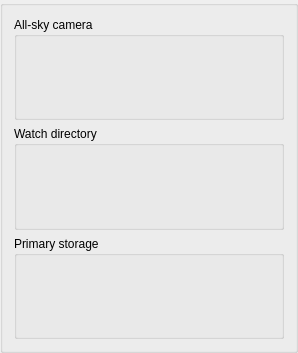
The window that widgets/qcamera.ui (AMOS-uniba/amos-client) describes before a commit, drawn with Qt 5.
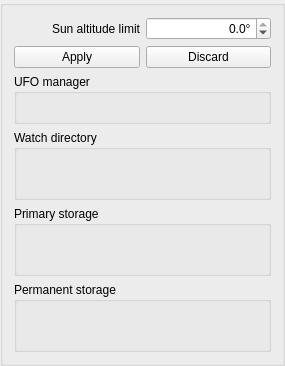
The same window after the commit. Custom widgets are drawn as their Qt base class.

Commit message: Breaking up QStation to QCamera

```diff
--- a/widgets/qcamera.ui
+++ b/widgets/qcamera.ui
@@ -6,15 +6,83 @@
    <rect>
     <x>0</x>
     <y>0</y>
-    <width>298</width>
-    <height>353</height>
+    <width>285</width>
+    <height>355</height>
    </rect>
   </property>
   <property name="windowTitle">
    <string>GroupBox</string>
   </property>
-  <layout class="QVBoxLayout" name="verticalLayout">
-   <item>
+  <layout class="QGridLayout" name="gridLayout">
+   <item row="0" column="0">
+    <widget class="QLabel" name="lx_darkness_limit">
+     <property name="text">
+      <string>Sun altitude limit</string>
+     </property>
+     <property name="alignment">
+      <set>Qt::AlignRight|Qt::AlignTrailing|Qt::AlignVCenter</set>
+     </property>
+    </widget>
+   </item>
+   <item row="0" column="1">
+    <widget class="QDoubleSpinBox" name="dsb_darkness_limit">
+     <property name="toolTip">
+      <string>darkness limit for observation</string>
+     </property>
+     <property name="alignment">
+      <set>Qt::AlignRight|Qt::AlignTrailing|Qt::AlignVCenter</set>
+     </property>
+     <property name="showGroupSeparator" stdset="0">
+      <bool>true</bool>
+     </property>
+     <property name="suffix">
+      <string>°</string>
+     </property>
+     <property name="decimals">
+      <number>1</number>
+     </property>
+     <property name="minimum">
+      <double>-18.000000000000000</double>
+     </property>
+     <property name="maximum">
+      <double>0.000000000000000</double>
+     </property>
+     <property name="singleStep">
+      <double>0.500000000000000</double>
+     </property>
+    </widget>
+   </item>
+   <item row="1" column="0" colspan="2">
+    <layout class="QHBoxLayout" name="hl_station_info">
+     <item>
+      <widget class="QPushButton" name="bt_apply">
+       <property name="enabled">
+        <bool>true</bool>
+       </property>
+       <property name="toolTip">
+        <string>save the changes</string>
+       </property>
+       <property name="text">
+        <string>Apply</string>
+       </property>
+      </widget>
+     </item>
+     <item>
+      <widget class="QPushButton" name="bt_discard">
+       <property name="enabled">
+        <bool>true</bool>
+       </property>
+       <property name="toolTip">
+        <string>reset the changes</string>
+       </property>
+       <property name="text">
+        <string>Discard</string>
+       </property>
+      </widget>
+     </item>
+    </layout>
+   </item>
+   <item row="2" column="0" colspan="2">
     <widget class="QUfoManager" name="ufo_manager">
      <property name="minimumSize">
       <size>
@@ -23,11 +91,11 @@
       </size>
      </property>
      <property name="title">
-      <string>All-sky camera</string>
+      <string>UFO manager</string>
      </property>
     </widget>
    </item>
-   <item>
+   <item row="3" column="0" colspan="2">
     <widget class="QScannerBox" name="scanner">
      <property name="minimumSize">
       <size>
@@ -40,8 +108,8 @@
      </property>
     </widget>
    </item>
-   <item>
-    <widget class="QStorageBox" name="storage">
+   <item row="4" column="0" colspan="2">
+    <widget class="QStorageBox" name="storage_primary">
      <property name="minimumSize">
       <size>
        <width>0</width>
@@ -53,6 +121,19 @@
      </property>
     </widget>
    </item>
+   <item row="5" column="0" colspan="2">
+    <widget class="QStorageBox" name="storage_permanent">
+     <property name="minimumSize">
+      <size>
+       <width>0</width>
+       <height>70</height>
+      </size>
+     </property>
+     <property name="title">
+      <string>Permanent storage</string>
+     </property>
+    </widget>
+   </item>
   </layout>
  </widget>
  <customwidgets>
```
The commit also changes 29 other files.
